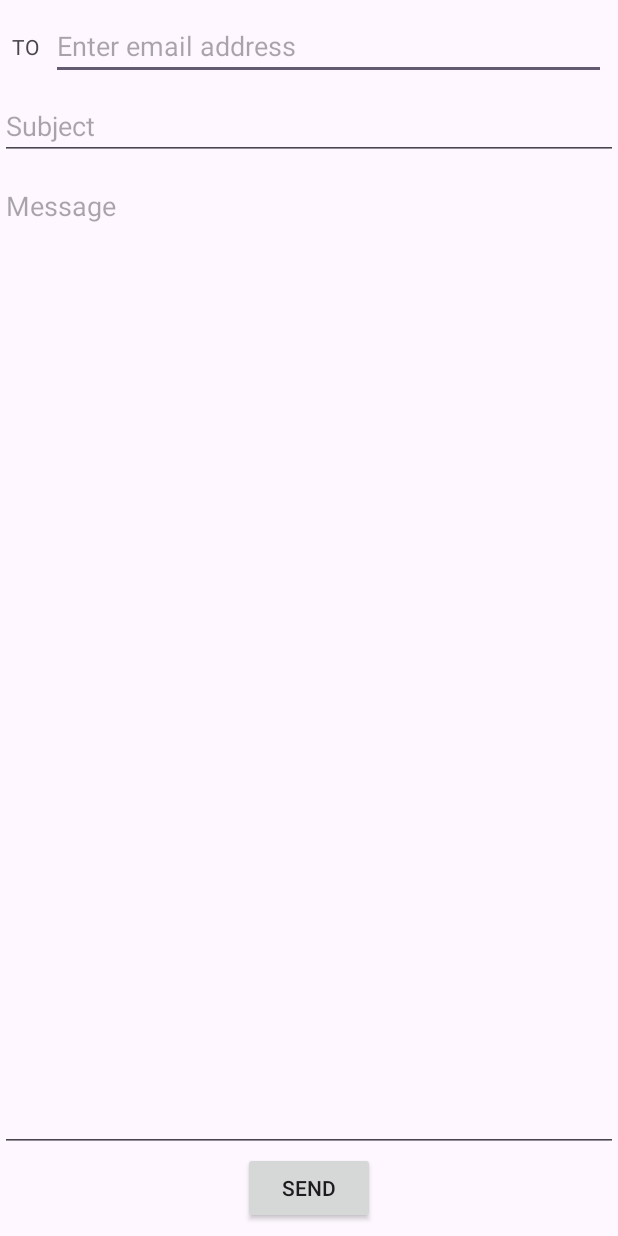
After one commit to WadhahEssam/HeadFirstProject, an Android app: the ConstraintLayoutActivity screen opened directly, with no data from a screen before it, on a phone screen of 412 x 824 dp. The commit adds this screen. Run offline under Robolectric (Android 15) with nearby library versions, the phone set to English and light mode, and no system bars.

Commit message:
some constraint layout experiments

```diff
--- a/app/src/main/AndroidManifest.xml
+++ b/app/src/main/AndroidManifest.xml
@@ -20,9 +20,8 @@
         <activity
             android:name=".WeightActivity"
             android:windowSoftInputMode="adjustResize" />
-        <activity
-            android:name=".FrameLayoutActivity"
-        />
+        <activity android:name=".FrameLayoutActivity" />
+        <activity android:name=".ConstraintLayoutActivity" />
         <activity
             android:name=".MainActivity"
             android:exported="true">
--- /dev/null
+++ b/app/src/main/java/com/example/myapplication/ConstraintLayoutActivity.java
@@ -0,0 +1,15 @@
+package com.example.myapplication;
+
+import android.app.Activity;
+import android.os.Bundle;
+
+import androidx.annotation.Nullable;
+
+public class ConstraintLayoutActivity extends Activity {
+    @Override
+    protected void onCreate(@Nullable Bundle savedInstanceState) {
+        super.onCreate(savedInstanceState);
+
+        setContentView(R.layout.constraint_layout_activity);
+    }
+}
--- a/app/src/main/java/com/example/myapplication/MainActivity.java
+++ b/app/src/main/java/com/example/myapplication/MainActivity.java
@@ -120,6 +120,11 @@ public class MainActivity extends AppCompatActivity {
         });
         wrapperLayout.addView(buttonForFrameLayoutActivity);
 
+        View buttonForConstraintLayoutActivity = Generator.generateButtonWithWrapper(this, "Constraint Layout Activity", view -> {
+            startActivity(new Intent(this, ConstraintLayoutActivity.class));
+        });
+        wrapperLayout.addView(buttonForConstraintLayoutActivity);
+
         setContentView(mainScrollview);
     }
 
--- a/app/src/main/res/layout/activity_main.xml
+++ /dev/null
@@ -1,33 +0,0 @@
-<?xml version="1.0" encoding="utf-8"?>
-<LinearLayout xmlns:android="http://schemas.android.com/apk/res/android"
-    xmlns:tools="http://schemas.android.com/tools"
-    android:id="@+id/main_view"
-    android:layout_width="match_parent"
-    android:layout_height="match_parent"
-    android:orientation="vertical"
-    android:paddingTop="40dp"
-    tools:context=".MainActivity">
-
-    <!--    <Spinner-->
-    <!--        android:id="@+id/spinner"-->
-    <!--        android:layout_width="wrap_content"-->
-    <!--        android:layout_height="wrap_content"-->
-    <!--        android:layout_gravity="center"-->
-    <!--        android:entries="@array/something_items" />-->
-
-    <!--    <Button-->
-    <!--        android:layout_width="wrap_content"-->
-    <!--        android:layout_height="wrap_content"-->
-    <!--        android:layout_gravity="center"-->
-    <!--        android:text="@string/find_something"-->
-    <!--        android:onClick="onMainButtonClick"/>-->
-
-    <!--    <TextView-->
-    <!--        android:id="@+id/field_text"-->
-    <!--        android:layout_width="wrap_content"-->
-    <!--        android:layout_height="wrap_content"-->
-    <!--        android:layout_gravity="center"-->
-    <!--        android:text="@string/default_something" />-->
-
-
-</LinearLayout>
--- /dev/null
+++ b/app/src/main/res/layout/constraint_layout_activity.xml
@@ -0,0 +1,74 @@
+<?xml version="1.0" encoding="utf-8"?>
+<androidx.constraintlayout.widget.ConstraintLayout xmlns:android="http://schemas.android.com/apk/res/android"
+    xmlns:app="http://schemas.android.com/apk/res-auto"
+    xmlns:tools="http://schemas.android.com/tools"
+    android:layout_width="match_parent"
+    android:layout_height="match_parent">
+
+    <TextView
+        android:id="@+id/textView"
+        android:layout_width="wrap_content"
+        android:layout_height="wrap_content"
+        android:layout_marginStart="8dp"
+        android:layout_marginLeft="8dp"
+        android:layout_marginTop="8dp"
+        android:layout_marginBottom="8dp"
+        android:text="TO"
+        app:layout_constraintBottom_toTopOf="@+id/editTextText3"
+        app:layout_constraintStart_toStartOf="parent"
+        app:layout_constraintTop_toTopOf="parent" />
+
+    <EditText
+        android:id="@+id/editTextText2"
+        android:layout_width="0dp"
+        android:layout_height="wrap_content"
+        android:layout_marginStart="8dp"
+        android:layout_marginLeft="8dp"
+        android:layout_marginTop="8dp"
+        android:layout_marginEnd="8dp"
+        android:layout_marginRight="8dp"
+        android:ems="10"
+        android:hint="Enter email address"
+        android:inputType="text"
+        app:layout_constraintEnd_toEndOf="parent"
+        app:layout_constraintHorizontal_bias="0.0"
+        app:layout_constraintStart_toEndOf="@+id/textView"
+        app:layout_constraintTop_toTopOf="parent" />
+
+    <EditText
+        android:id="@+id/editTextText3"
+        android:layout_width="0dp"
+        android:layout_height="wrap_content"
+        android:layout_marginTop="8dp"
+        android:ems="10"
+        android:hint="Subject"
+        android:inputType="text"
+        app:layout_constraintEnd_toEndOf="parent"
+        app:layout_constraintHorizontal_bias="0.0"
+        app:layout_constraintStart_toStartOf="parent"
+        app:layout_constraintTop_toBottomOf="@+id/editTextText2" />
+
+    <EditText
+        android:id="@+id/editTextText4"
+        android:layout_width="0dp"
+        android:layout_height="0dp"
+        android:layout_marginTop="8dp"
+        android:ems="10"
+        android:gravity="top"
+        android:hint="Message"
+        android:inputType="text"
+        app:layout_constraintBottom_toTopOf="@+id/button5"
+        app:layout_constraintEnd_toEndOf="parent"
+        app:layout_constraintStart_toStartOf="parent"
+        app:layout_constraintTop_toBottomOf="@+id/editTextText3" />
+
+    <Button
+        android:id="@+id/button5"
+        android:layout_width="wrap_content"
+        android:layout_height="wrap_content"
+        android:layout_marginBottom="8dp"
+        android:text="Send"
+        app:layout_constraintBottom_toBottomOf="parent"
+        app:layout_constraintEnd_toEndOf="parent"
+        app:layout_constraintStart_toStartOf="parent" />
+</androidx.constraintlayout.widget.ConstraintLayout>
```
